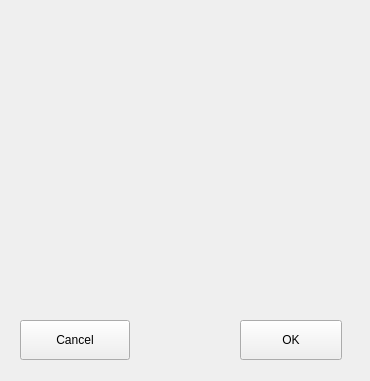
Above: HimalayaMain/Gui/Components/Dashboard/Forms/CassetteNumberInputWidget.ui from Liyezhong/Master before the change. Below: the same form after it.
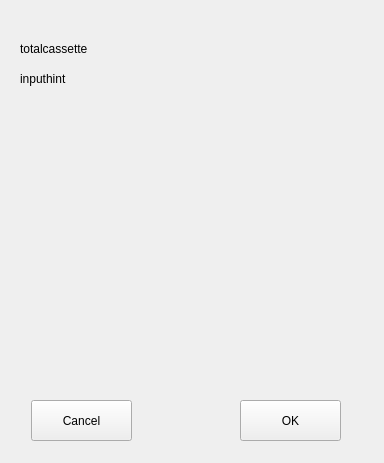
That is the form after the change. Custom widgets are drawn as their Qt base class.

Commit message: HIM: implement re-enter cassette feature

```diff
--- a/HimalayaMain/Gui/Components/Dashboard/Forms/CassetteNumberInputWidget.ui
+++ b/HimalayaMain/Gui/Components/Dashboard/Forms/CassetteNumberInputWidget.ui
@@ -6,8 +6,8 @@
    <rect>
     <x>0</x>
     <y>0</y>
-    <width>370</width>
-    <height>381</height>
+    <width>384</width>
+    <height>463</height>
    </rect>
   </property>
   <property name="windowTitle">
@@ -17,36 +17,68 @@
    <property name="geometry">
     <rect>
      <x>20</x>
-     <y>40</y>
+     <y>100</y>
+     <width>341</width>
+     <height>241</height>
+    </rect>
+   </property>
+   <property name="minimumSize">
+    <size>
      <width>331</width>
-     <height>251</height>
+     <height>221</height>
+    </size>
+   </property>
+  </widget>
+  <widget class="QPushButton" name="btnCancel">
+   <property name="geometry">
+    <rect>
+     <x>31</x>
+     <y>400</y>
+     <width>101</width>
+     <height>41</height>
     </rect>
    </property>
+   <property name="text">
+    <string>Cancel</string>
+   </property>
   </widget>
   <widget class="QPushButton" name="btnOK">
    <property name="geometry">
     <rect>
      <x>240</x>
-     <y>320</y>
-     <width>102</width>
-     <height>40</height>
+     <y>400</y>
+     <width>101</width>
+     <height>41</height>
     </rect>
    </property>
    <property name="text">
     <string>OK</string>
    </property>
   </widget>
-  <widget class="QPushButton" name="btnCancel">
+  <widget class="QLabel" name="totalcassettelbl">
    <property name="geometry">
     <rect>
      <x>20</x>
-     <y>320</y>
-     <width>110</width>
-     <height>40</height>
+     <y>40</y>
+     <width>321</width>
+     <height>17</height>
     </rect>
    </property>
    <property name="text">
-    <string>Cancel</string>
+    <string>totalcassette</string>
+   </property>
+  </widget>
+  <widget class="QLabel" name="inputhintlbl">
+   <property name="geometry">
+    <rect>
+     <x>20</x>
+     <y>70</y>
+     <width>341</width>
+     <height>17</height>
+    </rect>
+   </property>
+   <property name="text">
+    <string>inputhint</string>
    </property>
   </widget>
  </widget>
```
The commit also changes 4 other files.
